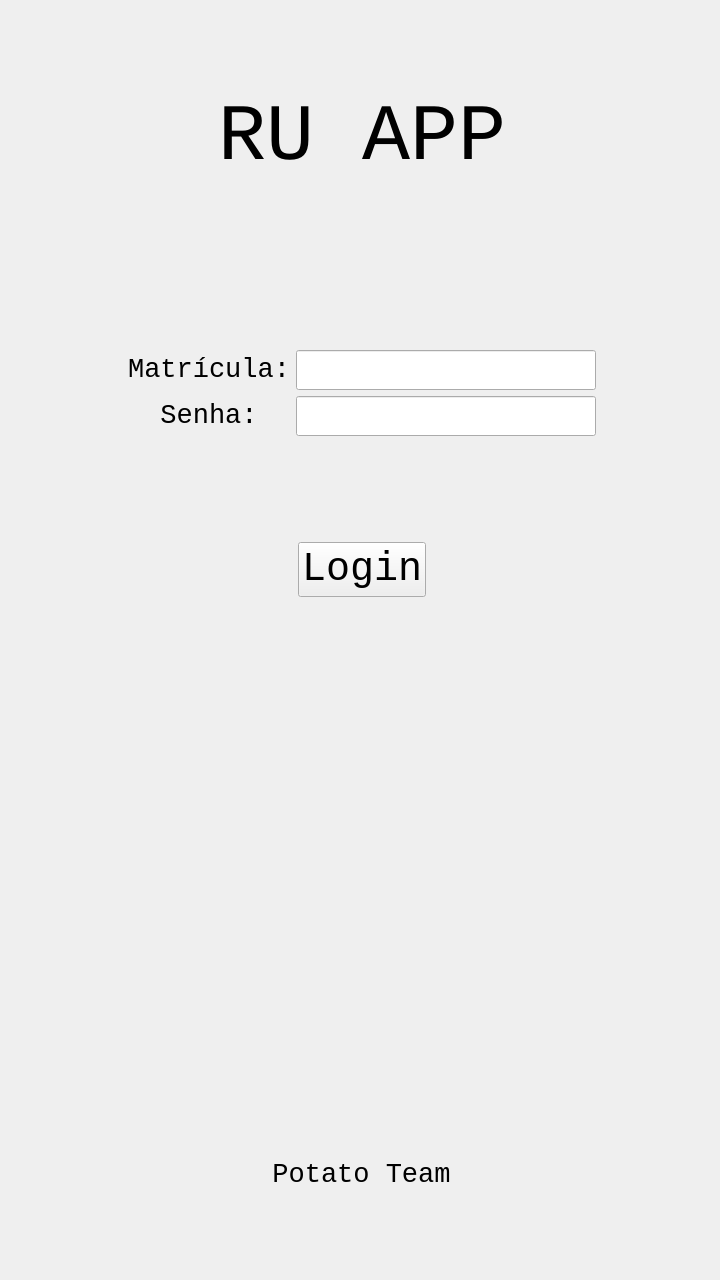
EEL7323/batata, file full_app/widget.ui: the form before one commit.
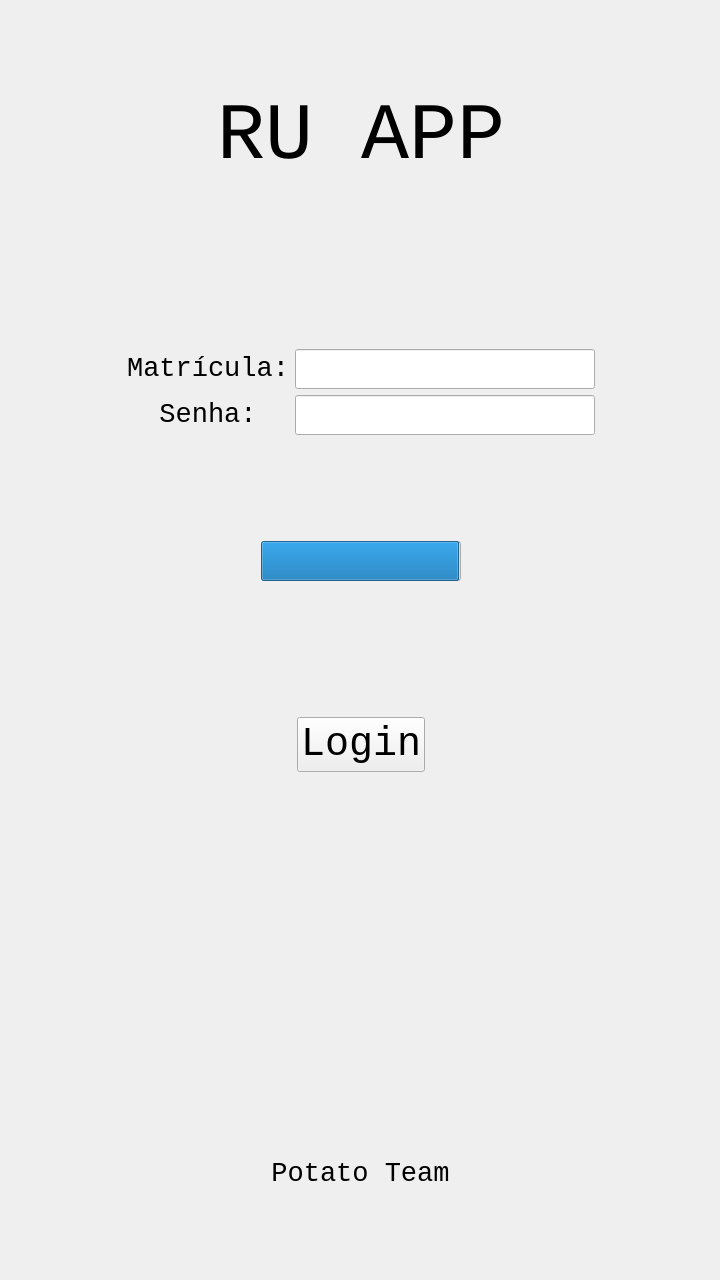
The form after the commit. The open tabs and pages were chosen to show the change.

```diff
--- a/full_app/widget.ui
+++ b/full_app/widget.ui
@@ -18,23 +18,14 @@
     <rect>
      <x>0</x>
      <y>0</y>
-     <width>720</width>
-     <height>1280</height>
-    </rect>
-   </property>
-   <property name="currentIndex">
-    <number>0</number>
-   </property>
-   <widget class="QWidget" name="login">
-    <widget class="QWidget" name="layoutWidget">
-     <property name="geometry">
-      <rect>
-       <x>1</x>
-       <y>1</y>
        <width>721</width>
        <height>1281</height>
       </rect>
      </property>
+   <property name="currentIndex">
+    <number>1</number>
+   </property>
+   <widget class="QWidget" name="login">
      <layout class="QVBoxLayout" name="verticalLayout_7">
       <item>
        <spacer name="verticalSpacer">
@@ -256,6 +247,128 @@
         </property>
        </spacer>
       </item>
+     <item>
+      <layout class="QHBoxLayout" name="horizontalLayout_7">
+       <item>
+        <spacer name="horizontalSpacer_71">
+         <property name="orientation">
+          <enum>Qt::Horizontal</enum>
+         </property>
+         <property name="sizeHint" stdset="0">
+          <size>
+           <width>40</width>
+           <height>20</height>
+          </size>
+         </property>
+        </spacer>
+       </item>
+       <item>
+        <widget class="QProgressBar" name="progressBar">
+         <property name="sizePolicy">
+          <sizepolicy hsizetype="Fixed" vsizetype="Fixed">
+           <horstretch>0</horstretch>
+           <verstretch>0</verstretch>
+          </sizepolicy>
+         </property>
+         <property name="minimumSize">
+          <size>
+           <width>200</width>
+           <height>40</height>
+          </size>
+         </property>
+         <property name="maximumSize">
+          <size>
+           <width>200</width>
+           <height>40</height>
+          </size>
+         </property>
+         <property name="toolTip">
+          <string/>
+         </property>
+         <property name="statusTip">
+          <string/>
+         </property>
+         <property name="value">
+          <number>99</number>
+         </property>
+         <property name="textVisible">
+          <bool>false</bool>
+         </property>
+        </widget>
+       </item>
+       <item>
+        <spacer name="horizontalSpacer_70">
+         <property name="orientation">
+          <enum>Qt::Horizontal</enum>
+         </property>
+         <property name="sizeHint" stdset="0">
+          <size>
+           <width>40</width>
+           <height>20</height>
+          </size>
+         </property>
+        </spacer>
+       </item>
+      </layout>
+     </item>
+     <item>
+      <layout class="QHBoxLayout" name="horizontalLayout_31">
+       <item>
+        <spacer name="horizontalSpacer_68">
+         <property name="orientation">
+          <enum>Qt::Horizontal</enum>
+         </property>
+         <property name="sizeHint" stdset="0">
+          <size>
+           <width>40</width>
+           <height>20</height>
+          </size>
+         </property>
+        </spacer>
+       </item>
+       <item>
+        <widget class="QLabel" name="login_labelLoginStatus">
+         <property name="font">
+          <font>
+           <pointsize>16</pointsize>
+          </font>
+         </property>
+         <property name="text">
+          <string/>
+         </property>
+        </widget>
+       </item>
+       <item>
+        <spacer name="horizontalSpacer_69">
+         <property name="orientation">
+          <enum>Qt::Horizontal</enum>
+         </property>
+         <property name="sizeHint" stdset="0">
+          <size>
+           <width>40</width>
+           <height>20</height>
+          </size>
+         </property>
+        </spacer>
+       </item>
+      </layout>
+     </item>
+     <item>
+      <spacer name="verticalSpacer_20">
+       <property name="orientation">
+        <enum>Qt::Vertical</enum>
+       </property>
+       <property name="sizeType">
+        <enum>QSizePolicy::Fixed</enum>
+       </property>
+       <property name="sizeHint" stdset="0">
+        <size>
+         <width>20</width>
+         <height>100</height>
+        </size>
+       </property>
+      </spacer>
+     </item>
       <item>
        <layout class="QHBoxLayout" name="horizontalLayout_6">
         <item>
@@ -310,7 +423,7 @@
         <property name="sizeHint" stdset="0">
          <size>
           <width>20</width>
-          <height>100</height>
+         <height>353</height>
          </size>
         </property>
        </spacer>
@@ -378,7 +491,10 @@
        </spacer>
       </item>
      </layout>
-    </widget>
+    <zorder>layoutWidget</zorder>
+    <zorder>horizontalSpacer_69</zorder>
+    <zorder>horizontalSpacer_70</zorder>
+    <zorder>horizontalSpacer_71</zorder>
    </widget>
    <widget class="QWidget" name="navigate">
     <property name="maximumSize">
@@ -902,6 +1018,76 @@
             </item>
            </layout>
           </item>
+          <item>
+           <spacer name="verticalSpacer_19">
+            <property name="orientation">
+             <enum>Qt::Vertical</enum>
+            </property>
+            <property name="sizeType">
+             <enum>QSizePolicy::Fixed</enum>
+            </property>
+            <property name="sizeHint" stdset="0">
+             <size>
+              <width>20</width>
+              <height>50</height>
+             </size>
+            </property>
+           </spacer>
+          </item>
+          <item>
+           <layout class="QHBoxLayout" name="horizontalLayout_30">
+            <item>
+             <spacer name="horizontalSpacer_66">
+              <property name="orientation">
+               <enum>Qt::Horizontal</enum>
+              </property>
+              <property name="sizeHint" stdset="0">
+               <size>
+                <width>40</width>
+                <height>20</height>
+               </size>
+              </property>
+             </spacer>
+            </item>
+            <item>
+             <widget class="QLabel" name="info_labelPessoasRU">
+              <property name="font">
+               <font>
+                <pointsize>16</pointsize>
+               </font>
+              </property>
+              <property name="text">
+               <string>Pessoas no RU:</string>
+              </property>
+             </widget>
+            </item>
+            <item>
+             <widget class="QLabel" name="info_labelInsideRU">
+              <property name="font">
+               <font>
+                <pointsize>16</pointsize>
+               </font>
+              </property>
+              <property name="text">
+               <string/>
+              </property>
+             </widget>
+            </item>
+            <item>
+             <spacer name="horizontalSpacer_67">
+              <property name="orientation">
+               <enum>Qt::Horizontal</enum>
+              </property>
+              <property name="sizeHint" stdset="0">
+               <size>
+                <width>40</width>
+                <height>20</height>
+               </size>
+              </property>
+             </spacer>
+            </item>
+           </layout>
+          </item>
           <item>
            <spacer name="verticalSpacer_15">
             <property name="orientation">
@@ -934,7 +1120,7 @@
              </spacer>
             </item>
             <item>
-             <widget class="QLabel" name="info_labelNome_2">
+             <widget class="QLabel" name="info_labelLastEvent">
               <property name="font">
                <font>
                 <pointsize>20</pointsize>
```
Lines whose indentation alone changed are shown as unchanged.
